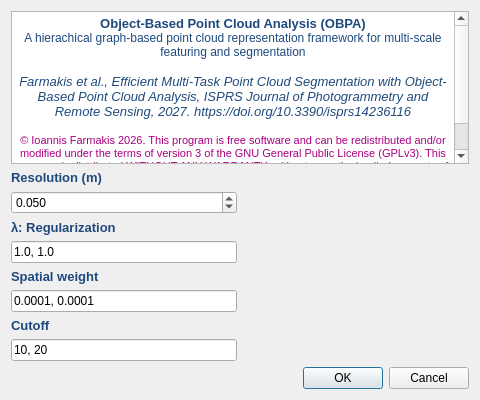
This is ui/qGAEDialog.ui in farmakis/qGAE as Qt 5 draws it before an edit. The edited form follows.
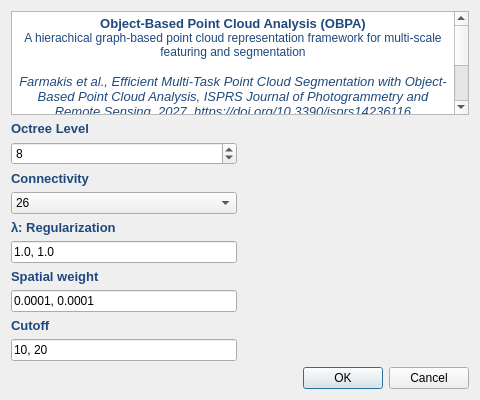
This is the edited form. Icons and pictures are not drawn.

Commit message: use DgmOctree subdivision for initial voxel graph

Diff of the .ui file:
```diff
--- a/ui/qGAEDialog.ui
+++ b/ui/qGAEDialog.ui
@@ -44,23 +44,20 @@
            <item>
             <widget class="QLabel" name="label_resolution">
              <property name="text">
-              <string>&lt;html&gt;&lt;head/&gt;&lt;body&gt;&lt;p&gt;&lt;span style=&quot; font-size:10pt; font-weight:600; color:#1f497d;&quot;&gt;Resolution (m)&lt;/span&gt;&lt;/p&gt;&lt;/body&gt;&lt;/html&gt;</string>
+              <string>&lt;html&gt;&lt;head/&gt;&lt;body&gt;&lt;p&gt;&lt;span style=&quot; font-size:10pt; font-weight:600; color:#1f497d;&quot;&gt;Octree Level&lt;/span&gt;&lt;/p&gt;&lt;/body&gt;&lt;/html&gt;</string>
              </property>
             </widget>
            </item>
            <item>
-            <widget class="QDoubleSpinBox" name="doubleSpinBoxResolution">
-             <property name="decimals">
-              <number>3</number>
-             </property>
+            <widget class="QSpinBox" name="intSpinBoxResolution">
              <property name="minimum">
-              <double>0.001000000000000</double>
+              <number>1</number>
              </property>
              <property name="singleStep">
-              <double>0.010000000000000</double>
+              <number>1</number>
              </property>
              <property name="value">
-              <double>0.050000000000000</double>
+              <number>8</number>
              </property>
             </widget>
            </item>
@@ -77,6 +74,48 @@
              </property>
             </spacer>
            </item>
+           <item>
+            <widget class="QLabel" name="label_connectivity">
+             <property name="text">
+              <string>&lt;html&gt;&lt;head/&gt;&lt;body&gt;&lt;p&gt;&lt;span style=&quot; font-size:10pt; font-weight:600; color:#1f497d;&quot;&gt;Connectivity&lt;/span&gt;&lt;/p&gt;&lt;/body&gt;&lt;/html&gt;</string>
+             </property>
+            </widget>
+           </item>
+           <item>
+            <widget class="QComboBox" name="comboBoxConnectivity">
+             <property name="currentIndex">
+              <number>2</number>
+             </property>
+             <item>
+              <property name="text">
+               <string>6</string>
+              </property>
+             </item>
+             <item>
+              <property name="text">
+               <string>14</string>
+              </property>
+             </item>
+             <item>
+              <property name="text">
+               <string>26</string>
+              </property>
+             </item>
+            </widget>
+           </item>
+           <item>
+            <spacer name="verticalSpacer_connectivity">
+             <property name="orientation">
+              <enum>Qt::Vertical</enum>
+             </property>
+             <property name="sizeHint" stdset="0">
+              <size>
+               <width>20</width>
+               <height>20</height>
+              </size>
+             </property>
+            </spacer>
+           </item>
            <item>
             <widget class="QLabel" name="label_regularization">
              <property name="text">
```
The commit also changes 5 other files.
